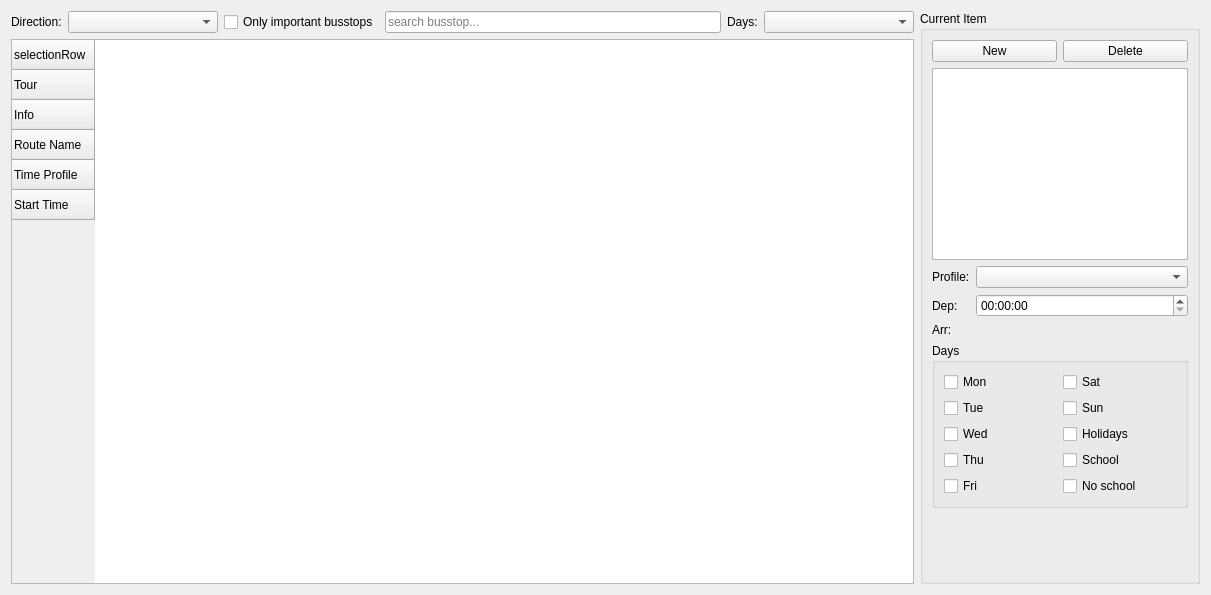
Above: Widgets/WdgSchedule.ui from ma7t3/ScheduleMaster before the change. Below: the same form after it.
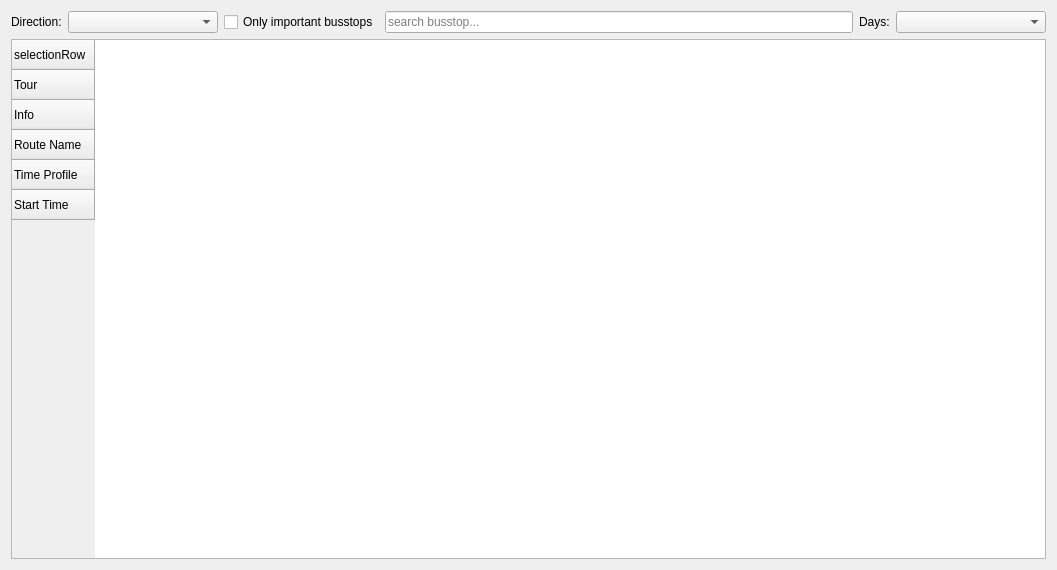
That is the form after the change.

Commit message: reworked trip editor

Diff of the .ui file:
```diff
--- a/Widgets/WdgSchedule.ui
+++ b/Widgets/WdgSchedule.ui
@@ -6,15 +6,13 @@
    <rect>
     <x>0</x>
     <y>0</y>
-    <width>1211</width>
-    <height>595</height>
+    <width>1057</width>
+    <height>570</height>
    </rect>
   </property>
   <property name="windowTitle">
    <string>Form</string>
   </property>
-  <layout class="QHBoxLayout" name="horizontalLayout">
-   <item>
     <layout class="QVBoxLayout" name="verticalLayout">
      <item>
       <layout class="QHBoxLayout" name="horizontalLayout_6">
@@ -91,6 +89,9 @@
        <property name="horizontalScrollMode">
         <enum>QAbstractItemView::ScrollPerPixel</enum>
        </property>
+     <attribute name="horizontalHeaderVisible">
+      <bool>false</bool>
+     </attribute>
        <row>
         <property name="text">
          <string>selectionRow</string>
@@ -121,179 +122,6 @@
          <string>Start Time</string>
         </property>
        </row>
-      </widget>
-     </item>
-    </layout>
-   </item>
-   <item>
-    <widget class="QGroupBox" name="groupBox_3">
-     <property name="title">
-      <string>Current Item</string>
-     </property>
-     <layout class="QVBoxLayout" name="verticalLayout_6">
-      <item>
-       <layout class="QHBoxLayout" name="horizontalLayout_10">
-        <item>
-         <widget class="QPushButton" name="pbTripNew">
-          <property name="text">
-           <string>New</string>
-          </property>
-         </widget>
-        </item>
-        <item>
-         <widget class="QPushButton" name="pbTripDelete">
-          <property name="text">
-           <string>Delete</string>
-          </property>
-         </widget>
-        </item>
-       </layout>
-      </item>
-      <item>
-       <widget class="QListWidget" name="lwRoutes">
-        <property name="sizePolicy">
-         <sizepolicy hsizetype="Fixed" vsizetype="Expanding">
-          <horstretch>0</horstretch>
-          <verstretch>0</verstretch>
-         </sizepolicy>
-        </property>
-       </widget>
-      </item>
-      <item>
-       <layout class="QFormLayout" name="formLayout_2">
-        <item row="0" column="0">
-         <widget class="QLabel" name="label">
-          <property name="text">
-           <string>Profile:</string>
-          </property>
-         </widget>
-        </item>
-        <item row="0" column="1">
-         <widget class="QComboBox" name="cbTimeProfiles"/>
-        </item>
-        <item row="1" column="0">
-         <widget class="QLabel" name="label_2">
-          <property name="text">
-           <string>Dep:</string>
-          </property>
-         </widget>
-        </item>
-        <item row="1" column="1">
-         <widget class="QTimeEdit" name="teDepartureTime">
-          <property name="displayFormat">
-           <string>HH:mm:ss</string>
-          </property>
-         </widget>
-        </item>
-        <item row="2" column="0">
-         <widget class="QLabel" name="label_3">
-          <property name="text">
-           <string>Arr:</string>
-          </property>
-         </widget>
-        </item>
-        <item row="2" column="1">
-         <widget class="QLabel" name="lArrivalTime">
-          <property name="text">
-           <string>&lt;unknown&gt;</string>
-          </property>
-         </widget>
-        </item>
-       </layout>
-      </item>
-      <item>
-       <widget class="QGroupBox" name="gbDays">
-        <property name="title">
-         <string>Days</string>
-        </property>
-        <layout class="QGridLayout" name="gridLayout">
-         <item row="5" column="0">
-          <widget class="QCheckBox" name="cbDayFri">
-           <property name="text">
-            <string>Fri</string>
-           </property>
-          </widget>
-         </item>
-         <item row="4" column="1">
-          <widget class="QCheckBox" name="cbDaySco">
-           <property name="text">
-            <string>School</string>
-           </property>
-          </widget>
-         </item>
-         <item row="5" column="1">
-          <widget class="QCheckBox" name="cbDayNsco">
-           <property name="text">
-            <string>No school</string>
-           </property>
-          </widget>
-         </item>
-         <item row="3" column="1">
-          <widget class="QCheckBox" name="cbDayHol">
-           <property name="text">
-            <string>Holidays</string>
-           </property>
-          </widget>
-         </item>
-         <item row="3" column="0">
-          <widget class="QCheckBox" name="cbDayWed">
-           <property name="text">
-            <string>Wed</string>
-           </property>
-          </widget>
-         </item>
-         <item row="4" column="0">
-          <widget class="QCheckBox" name="cbDayThu">
-           <property name="text">
-            <string>Thu</string>
-           </property>
-          </widget>
-         </item>
-         <item row="2" column="0">
-          <widget class="QCheckBox" name="cbDayTue">
-           <property name="text">
-            <string>Tue</string>
-           </property>
-          </widget>
-         </item>
-         <item row="2" column="1">
-          <widget class="QCheckBox" name="cbDaySun">
-           <property name="text">
-            <string>Sun</string>
-           </property>
-          </widget>
-         </item>
-         <item row="1" column="1">
-          <widget class="QCheckBox" name="cbDaySat">
-           <property name="text">
-            <string>Sat</string>
-           </property>
-          </widget>
-         </item>
-         <item row="1" column="0">
-          <widget class="QCheckBox" name="cbDayMon">
-           <property name="text">
-            <string>Mon</string>
-           </property>
-          </widget>
-         </item>
-        </layout>
-       </widget>
-      </item>
-      <item>
-       <spacer name="verticalSpacer">
-        <property name="orientation">
-         <enum>Qt::Vertical</enum>
-        </property>
-        <property name="sizeHint" stdset="0">
-         <size>
-          <width>20</width>
-          <height>40</height>
-         </size>
-        </property>
-       </spacer>
-      </item>
-     </layout>
     </widget>
    </item>
   </layout>
```
Left out of the diff: 3 changed lines with no effect on the pictures. Lines whose indentation alone changed are shown as unchanged. The commit also changes 12 other files.
